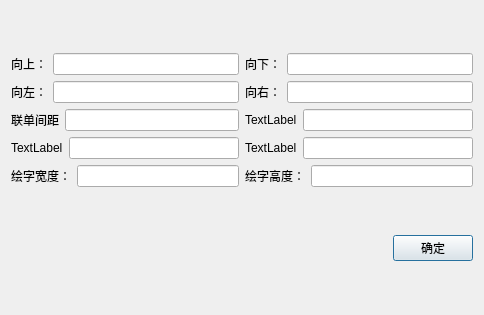
Old version of the form WeighSensor/testpreviewdialogsetup.ui in the repository xsw258x2s5w8/WeightSensor.
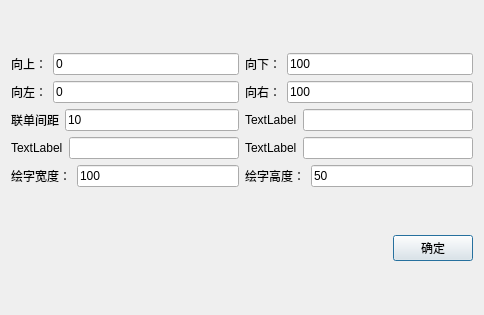
New version of the form.

Diff of the .ui file:
```diff
--- a/WeighSensor/testpreviewdialogsetup.ui
+++ b/WeighSensor/testpreviewdialogsetup.ui
@@ -21,14 +21,18 @@
        <item>
         <layout class="QHBoxLayout" name="horizontalLayout">
          <item>
-          <widget class="QLabel" name="xiangshang">
+          <widget class="QLabel" name="xiangshangdsf">
            <property name="text">
             <string>向上：</string>
            </property>
           </widget>
          </item>
          <item>
-          <widget class="QLineEdit" name="xiangshang_2"/>
+          <widget class="QLineEdit" name="xiangshang">
+           <property name="text">
+            <string>0</string>
+           </property>
+          </widget>
          </item>
         </layout>
        </item>
@@ -42,7 +46,11 @@
           </widget>
          </item>
          <item>
-          <widget class="QLineEdit" name="xiangzuo"/>
+          <widget class="QLineEdit" name="xiangzuo">
+           <property name="text">
+            <string>0</string>
+           </property>
+          </widget>
          </item>
         </layout>
        </item>
@@ -56,7 +64,11 @@
           </widget>
          </item>
          <item>
-          <widget class="QLineEdit" name="jianju"/>
+          <widget class="QLineEdit" name="jianju">
+           <property name="text">
+            <string>10</string>
+           </property>
+          </widget>
          </item>
         </layout>
        </item>
@@ -84,7 +96,11 @@
           </widget>
          </item>
          <item>
-          <widget class="QLineEdit" name="width"/>
+          <widget class="QLineEdit" name="width">
+           <property name="text">
+            <string>100</string>
+           </property>
+          </widget>
          </item>
         </layout>
        </item>
@@ -102,7 +118,11 @@
           </widget>
          </item>
          <item>
-          <widget class="QLineEdit" name="xiangxia"/>
+          <widget class="QLineEdit" name="xiangxia">
+           <property name="text">
+            <string>100</string>
+           </property>
+          </widget>
          </item>
         </layout>
        </item>
@@ -116,7 +136,11 @@
           </widget>
          </item>
          <item>
-          <widget class="QLineEdit" name="xiangyou"/>
+          <widget class="QLineEdit" name="xiangyou">
+           <property name="text">
+            <string>100</string>
+           </property>
+          </widget>
          </item>
         </layout>
        </item>
@@ -158,7 +182,11 @@
           </widget>
          </item>
          <item>
-          <widget class="QLineEdit" name="height"/>
+          <widget class="QLineEdit" name="height">
+           <property name="text">
+            <string>50</string>
+           </property>
+          </widget>
          </item>
         </layout>
        </item>
```
Left out of the diff: 2 changed lines with no effect on the pictures.
